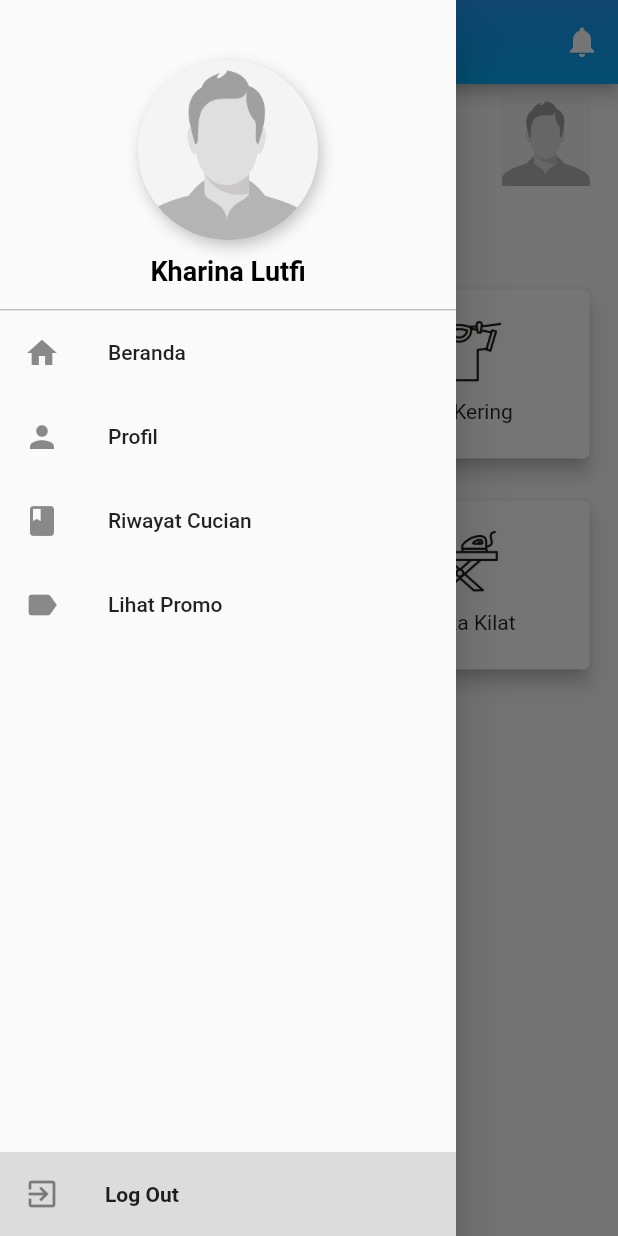
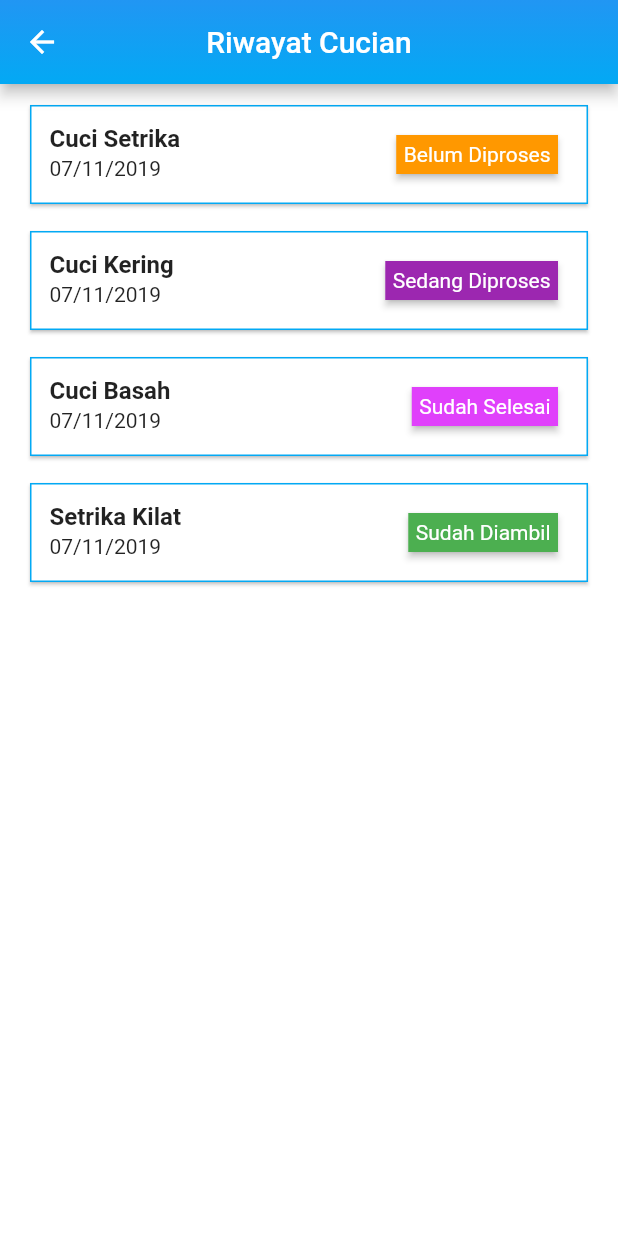
Before and after one commit to ramadhanlmzero/ryan_laundry_android, a Flutter app: the Home screen opened by its route, in the side drawer, after a tap on "Riwayat Cucian", on a phone screen of 412 x 824 dp. Run offline on Flutter 3.47's test engine with Material 2 defaults, Android fonts, the phone set to English and light mode, and no system bars; drawn by our look-alikes of badges; our stand-ins replace image_picker.

Commit message:
Add Order Page

```diff
--- a/lib/home.dart
+++ b/lib/home.dart
@@ -81,7 +81,7 @@ class Home extends StatelessWidget {
             ListTile(
               leading: Icon(Icons.book),
               title: Text('Riwayat Cucian'),
-              onTap: () {},
+              onTap: () => Navigator.pushNamed(context, '/order'),
             ),
             ListTile(
               leading: Icon(Icons.label),
--- /dev/null
+++ b/lib/order/order.dart
@@ -0,0 +1,57 @@
+import 'package:flutter/material.dart';
+import 'package:ryan_laundry/order/order_model.dart';
+import 'package:ryan_laundry/order/order_component.dart';
+
+class Order extends StatefulWidget {
+  @override
+  State<StatefulWidget> createState() => OrderState();
+}
+
+class OrderState extends State<Order> {
+  List<OrderModel> data = [
+    OrderModel(1, "Cuci Setrika", "07/11/2019", "Belum Diproses"),
+    OrderModel(2, "Cuci Kering", "07/11/2019", "Sedang Diproses"),
+    OrderModel(3, "Cuci Basah", "07/11/2019", "Sudah Selesai"),
+    OrderModel(4, "Setrika Kilat", "07/11/2019", "Sudah Diambil"),
+  ];
+
+  @override
+  Widget build(BuildContext context) {
+    return new Scaffold(
+      resizeToAvoidBottomInset: false,
+      appBar: AppBar(
+        flexibleSpace: Container(
+          decoration: BoxDecoration(
+            gradient: LinearGradient(
+              begin: Alignment.topCenter,
+              end: Alignment.bottomCenter,
+              colors: <Color>[
+                Colors.blue,
+                Colors.lightBlue,
+              ],
+            ),
+          ),
+        ),
+        leading: IconButton(
+          icon: Icon(
+            Icons.arrow_back,
+            color: Colors.white,
+          ),
+          onPressed: () => Navigator.pop(context, '/'),
+        ),
+        title: Text('Riwayat Cucian'),
+        centerTitle: true,
+      ),
+      body: Container(
+        decoration: BoxDecoration(color: Colors.white),
+        child: ListView.builder(
+          padding: EdgeInsets.only(bottom: 24),
+          itemCount: data.length,
+          itemBuilder: (BuildContext context, int index) {
+            return OrderComponent(index, data[index]);
+          },
+        ),
+      ),
+    );
+  }
+}
--- /dev/null
+++ b/lib/order/order_component.dart
@@ -0,0 +1,101 @@
+import 'package:ryan_laundry/order/order_model.dart';
+import 'package:flutter/material.dart';
+import 'package:badges/badges.dart';
+
+class OrderComponent extends StatelessWidget {
+  final int index;
+  final OrderModel data;
+
+  OrderComponent(this.index, this.data);
+
+  @override
+  Widget build(BuildContext context) {
+    return Container(
+      margin: EdgeInsets.only(top: 10, left: 16, right: 16),
+      child: InkWell(
+        child: Card(
+          shape: RoundedRectangleBorder(
+            side: new BorderSide(color: Colors.lightBlue, width: 1.0),
+          ),
+          child: Row(
+            crossAxisAlignment: CrossAxisAlignment.start,
+            children: [
+              Expanded(
+                child: Container(
+                  margin: EdgeInsets.all(13),
+                  child: Column(
+                    crossAxisAlignment: CrossAxisAlignment.stretch,
+                    mainAxisAlignment: MainAxisAlignment.center,
+                    children: <Widget>[
+                      Text(
+                        data.category,
+                        style: TextStyle(
+                            fontSize: 16, fontWeight: FontWeight.w600),
+                      ),
+                      Container(
+                        margin: EdgeInsets.only(top: 2),
+                        child: Text(data.date),
+                      ),
+                    ],
+                  ),
+                ),
+              ),
+              Container(
+                padding: EdgeInsets.all(20),
+                child: _statusOrder(data.status),
+              ),
+            ],
+          ),
+        ),
+        onTap: () {},
+      ),
+    );
+  }
+}
+
+Widget _statusOrder(status) {
+  if (status == 'Belum Diproses') {
+    return Badge(
+      badgeColor: Colors.orange,
+      shape: BadgeShape.square,
+      toAnimate: false,
+      badgeContent: Text(
+        status,
+        style: TextStyle(color: Colors.white),
+      ),
+    );
+  }
+  if (status == 'Sedang Diproses') {
+    return Badge(
+      badgeColor: Colors.purple,
+      shape: BadgeShape.square,
+      toAnimate: false,
+      badgeContent: Text(
+        status,
+        style: TextStyle(color: Colors.white),
+      ),
+    );
+  }
+  if (status == 'Sudah Selesai') {
+    return Badge(
+      badgeColor: Colors.purpleAccent,
+      shape: BadgeShape.square,
+      toAnimate: false,
+      badgeContent: Text(
+        status,
+        style: TextStyle(color: Colors.white),
+      ),
+    );
+  }
+  if (status == 'Sudah Diambil') {
+    return Badge(
+      badgeColor: Colors.green,
+      shape: BadgeShape.square,
+      toAnimate: false,
+      badgeContent: Text(
+        status,
+        style: TextStyle(color: Colors.white),
+      ),
+    );
+  }
+}
--- /dev/null
+++ b/lib/order/order_model.dart
@@ -0,0 +1,8 @@
+class OrderModel {
+  int id;
+  String category;
+  String date;
+  String status;
+
+  OrderModel(this.id, this.category, this.date, this.status);
+}
--- a/lib/profile/profile.dart
+++ b/lib/profile/profile.dart
@@ -216,7 +216,7 @@ class Profile extends StatelessWidget {
                     minHeight: 36.0,
                   ),
                   alignment: Alignment.center,
-                  child: const Text(
+                  child: Text(
                     'Ubah Profil',
                     textAlign: TextAlign.center,
                     style: TextStyle(
--- a/lib/routes.dart
+++ b/lib/routes.dart
@@ -4,6 +4,7 @@ import 'package:ryan_laundry/register.dart';
 import 'package:ryan_laundry/home.dart';
 import 'package:ryan_laundry/profile/profile.dart';
 import 'package:ryan_laundry/profile/profile_edit.dart';
+import 'package:ryan_laundry/order/order.dart';
 
 class Router {
   static Route<dynamic> generateRoute(RouteSettings settings) {
@@ -18,6 +19,8 @@ class Router {
         return MaterialPageRoute(builder: (_) => Profile());
       case '/profile_edit':
         return MaterialPageRoute(builder: (_) => ProfileEdit());
+      case '/order':
+        return MaterialPageRoute(builder: (_) => Order());
       default:
         return MaterialPageRoute(
           builder: (_) => Scaffold(
--- a/pubspec.yaml
+++ b/pubspec.yaml
@@ -23,7 +23,7 @@ environment:
 dependencies:
   flutter:
     sdk: flutter
-
+  badges: ^1.1.3
 
   # The following adds the Cupertino Icons font to your application.
   # Use with the CupertinoIcons class for iOS style icons.
```
Also changed, not shown: pubspec.lock.
